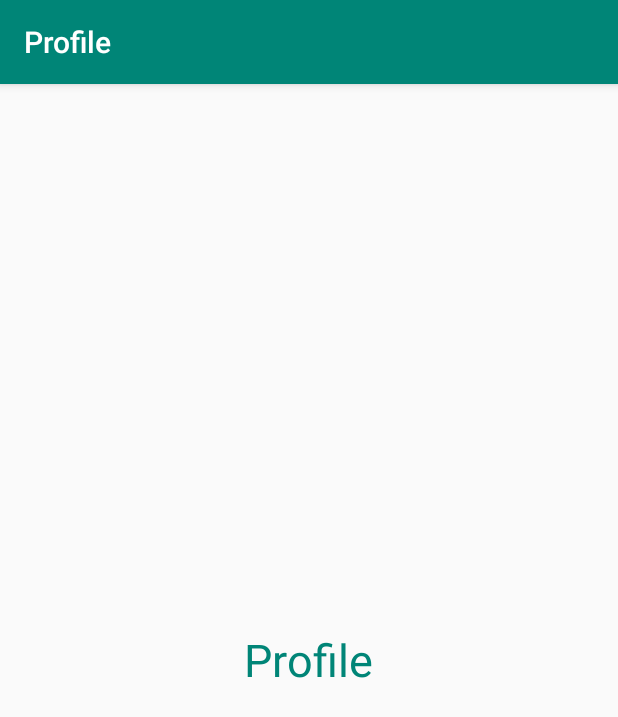
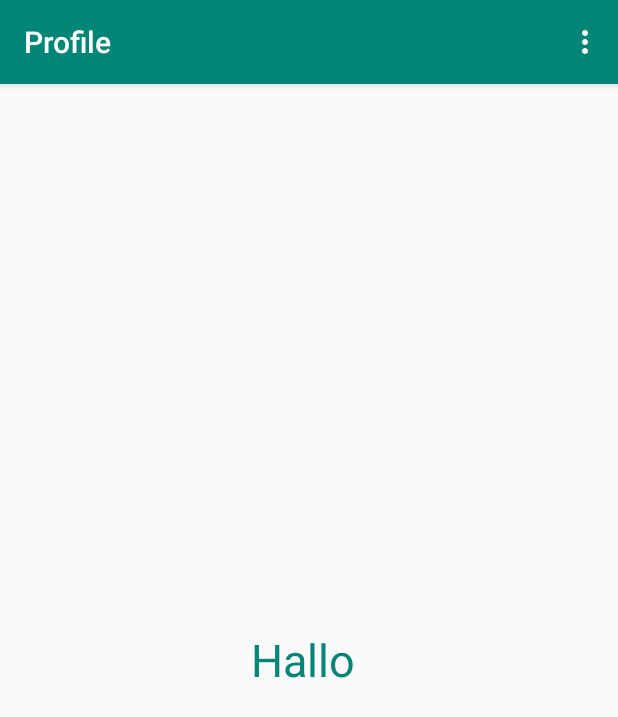
Before and after one commit to Alimustoofaa/Kloset-social-media-app, an Android app: the screen it shows after launch once a user with an empty profile is signed in (ProfileActivity), on a phone screen of 412 x 824 dp. Shown: the top 717 px of the screen. Run offline under Robolectric (Android 15) with nearby library versions, the phone set to English and light mode, and no system bars; our stand-ins replace Firebase (no records; nobody signed in at launch, a user with empty details on screens opened directly).

Commit message:
menu logout

```diff
--- a/app/src/main/java/com/alimustofa/kloset/ProfileActivity.java
+++ b/app/src/main/java/com/alimustofa/kloset/ProfileActivity.java
@@ -5,6 +5,9 @@ import androidx.appcompat.app.AppCompatActivity;
 
 import android.content.Intent;
 import android.os.Bundle;
+import android.view.Menu;
+import android.view.MenuItem;
+import android.widget.TextView;
 
 import com.google.firebase.auth.FirebaseAuth;
 import com.google.firebase.auth.FirebaseUser;
@@ -14,6 +17,8 @@ public class ProfileActivity extends AppCompatActivity {
     //Firebase auth
     FirebaseAuth firebaseAuth;
 
+    //view
+    TextView mProfileTV;
     @Override
     protected void onCreate(Bundle savedInstanceState) {
         super.onCreate(savedInstanceState);
@@ -25,6 +30,9 @@ public class ProfileActivity extends AppCompatActivity {
 
         //init
         firebaseAuth = FirebaseAuth.getInstance();
+
+        //init views
+        mProfileTV = findViewById(R.id.profileTV);
     }
 
     private void checkUserStatus(){
@@ -32,6 +40,9 @@ public class ProfileActivity extends AppCompatActivity {
         FirebaseUser user = firebaseAuth.getCurrentUser();
         if(user !=null){
             //user sign and stay here
+
+            //set email of loggged in user
+            mProfileTV.setText("Hallo "+user.getEmail());
         }else{
             startActivity(new Intent(ProfileActivity.this, MainActivity.class));
             finish();
@@ -43,4 +54,28 @@ public class ProfileActivity extends AppCompatActivity {
         checkUserStatus();
         super.onStart();
     }
+
+    //inflate action menu
+
+    @Override
+    public boolean onCreateOptionsMenu(Menu menu) {
+
+        //indlating menu
+        getMenuInflater().inflate(R.menu.menu_main, menu);
+        return super.onCreateOptionsMenu(menu);
+    }
+
+    //handle menu item
+
+    @Override
+    public boolean onOptionsItemSelected(MenuItem item) {
+        //get item id
+        int id = item.getItemId();
+        if(id == R.id.action_logout){
+            firebaseAuth.signOut();
+            checkUserStatus();
+        }
+
+        return super.onOptionsItemSelected(item);
+    }
 }
--- a/app/src/main/res/menu/menu_main.xml
+++ b/app/src/main/res/menu/menu_main.xml
@@ -1,4 +1,5 @@
 <?xml version="1.0" encoding="utf-8"?>
 <menu xmlns:android="http://schemas.android.com/apk/res/android">
-
+    <item android:id="@+id/action_logout"
+        android:title="logout"/>
 </menu>
```
Also changed, not shown: 5 other files.
